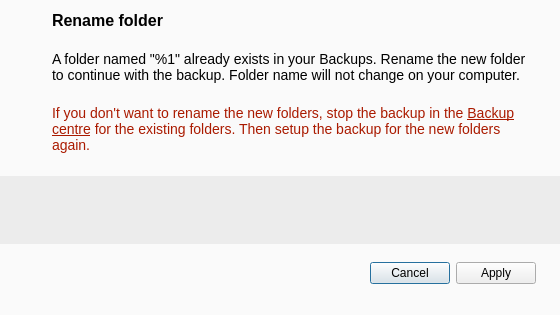
First picture: the form in src/MEGASync/gui/win/BackupNameConflictDialog.ui, repository meganz/MEGAsync, before the edit.
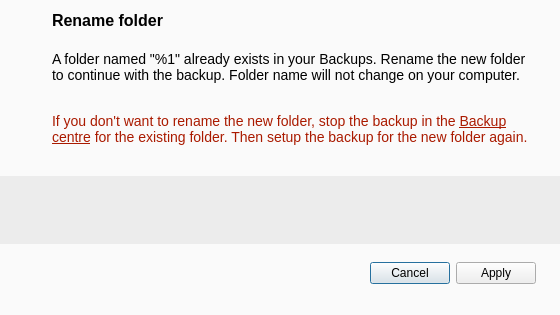
Second picture: the form after the edit. Icons and pictures are not drawn.

Commit message: BAC-183. Code cleanup and consolidation before release - refresh, cleanup icons - code cleanup (warnings, comments...) - re-organize files - update strings - other fixes (set MyBackups handling, checkboxes in Windows...)

What changed in the file:
```diff
--- a/src/MEGASync/gui/win/BackupNameConflictDialog.ui
+++ b/src/MEGASync/gui/win/BackupNameConflictDialog.ui
@@ -125,7 +125,7 @@
 }</string>
        </property>
        <property name="text">
-        <string>&lt;html&gt;&lt;head/&gt;&lt;body&gt;&lt;p&gt;If you don't want to rename the new folders, stop the backup in the &lt;a href=&quot;https://13755-backup-center.developers.mega.co.nz/fm/backups&quot;&gt;&lt;span style=&quot; text-decoration: underline; color:#aa1a00;&quot;&gt;Backup centre&lt;/span&gt;&lt;/a&gt; for the existing folders. Then setup the backup for the new folders again. &lt;/p&gt;&lt;/body&gt;&lt;/html&gt;</string>
+        <string>&lt;html&gt;&lt;head/&gt;&lt;body&gt;&lt;p&gt;If you don't want to rename the new folder, stop the backup in the &lt;a href=&quot;https://13755-backup-center.developers.mega.co.nz/fm/backups&quot;&gt;&lt;span style=&quot; text-decoration: underline; color:#aa1a00;&quot;&gt;Backup centre&lt;/span&gt;&lt;/a&gt; for the existing folder. Then setup the backup for the new folder again. &lt;/p&gt;&lt;/body&gt;&lt;/html&gt;</string>
        </property>
        <property name="textFormat">
         <enum>Qt::RichText</enum>
```
The commit also changes 211 other files.
